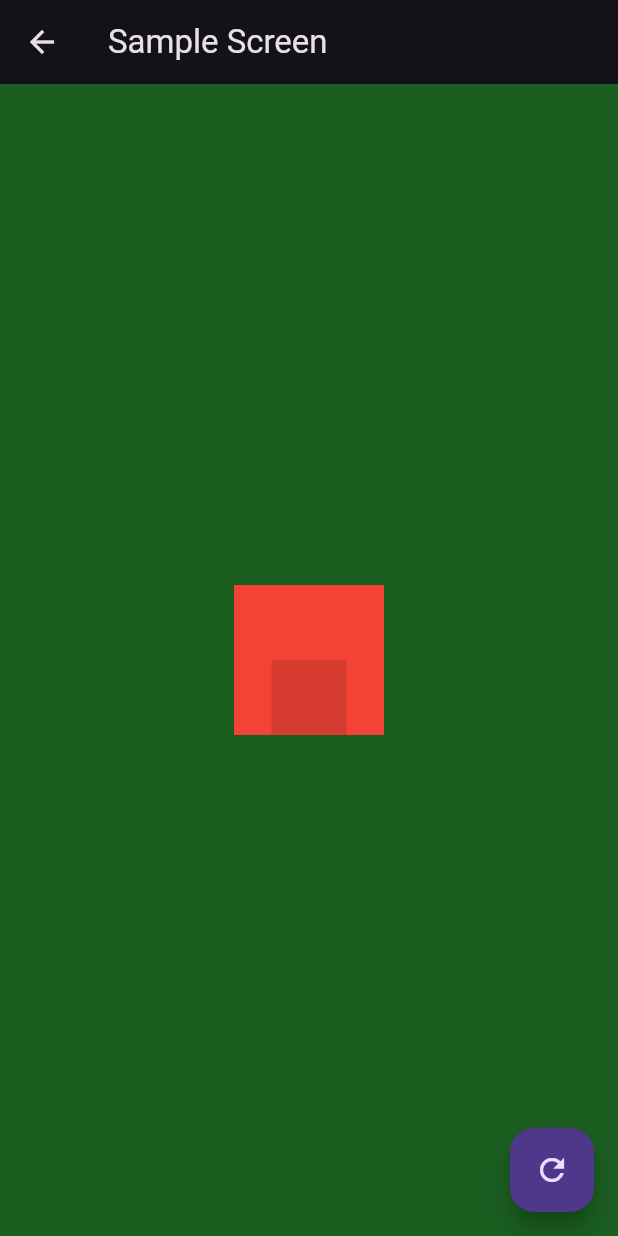
After one commit to vishnuagbly/helpful_components, a Flutter app: the HeroScreen screen opened directly, after a tap on the "refresh" icon, on a phone screen of 412 x 824 dp. The commit adds this screen. Run offline on Flutter 3.47's test engine with Material 3 defaults, Android fonts, the phone set to English and light mode, and no system bars.

Commit message:
Added s_hero

```diff
--- /dev/null
+++ b/example/lib/hero_screen.dart
@@ -0,0 +1,54 @@
+import 'package:flutter/material.dart';
+import 'package:helpful_components/helpful_components.dart';
+
+class HeroScreen extends StatefulWidget {
+  static const path = '/sample';
+
+  const HeroScreen({Key? key}) : super(key: key);
+
+  @override
+  State<HeroScreen> createState() => _HeroScreenState();
+}
+
+class _HeroScreenState extends State<HeroScreen> {
+  bool flag = false;
+  late final GlobalKey<SHeroScopeState> key;
+
+  @override
+  void initState() {
+    key = GlobalKey<SHeroScopeState>();
+    super.initState();
+  }
+
+  @override
+  Widget build(BuildContext context) {
+    return Scaffold(
+      appBar: AppBar(
+        title: const Text('Sample Screen'),
+      ),
+      body: SHeroScope(
+        key: key,
+        child: Center(
+          child: Stack(
+            children: [
+              Container(
+                key: UniqueKey(),
+                width: 100,
+                height: 100,
+                color: Colors.red,
+                child: Align(
+                  alignment: flag ? Alignment.bottomCenter : Alignment.topLeft,
+                  child: SHero(useOverlay: false, tag: 'test_tag'),
+                ),
+              ),
+            ],
+          ),
+        ),
+      ),
+      floatingActionButton: FloatingActionButton(
+        onPressed: () => setState(() => flag = !flag),
+        child: const Icon(Icons.refresh),
+      ),
+    );
+  }
+}
--- a/example/lib/home_page.dart
+++ b/example/lib/home_page.dart
@@ -1,3 +1,4 @@
+import 'package:example/hero_screen.dart';
 import 'package:example/pop_up_screen.dart';
 import 'package:flutter/material.dart';
 import 'package:helpful_components/helpful_components.dart';
@@ -48,6 +49,16 @@ class HomePage extends StatelessWidget {
                 },
                 child: const Text('Test Pop up'),
               ),
+              const SizedBox(height: 10),
+              OutlinedButton(
+                onPressed: () {
+                  Navigator.push(
+                    context,
+                    MaterialPageRoute(builder: (_) => const HeroScreen()),
+                  );
+                },
+                child: const Text('Test SHero'),
+              ),
             ],
           ),
         ),
--- a/lib/helpful_components.dart
+++ b/lib/helpful_components.dart
@@ -12,3 +12,5 @@ export 'src/loading_dialog.dart';
 export 'src/loading_screen.dart';
 export 'src/positioned_align.dart';
 export 'src/row_info.dart';
+export 'src/s_hero/s_hero_scope.dart';
+export 'src/s_hero/s_hero.dart';
--- /dev/null
+++ b/lib/src/s_hero/hero_data.dart
@@ -0,0 +1,42 @@
+import 'dart:developer';
+
+import 'package:flutter/material.dart';
+import 'package:flutter/services.dart';
+
+class HeroData {
+  final String tag;
+  final ValueNotifier<bool> inAnimation;
+  Size? size;
+  Offset? firstPosition;
+  bool isFull;
+
+  HeroData({
+    required this.tag,
+    this.size,
+    this.firstPosition,
+    bool inAnimation = false,
+    this.isFull = false,
+  }) : inAnimation = ValueNotifier<bool>(inAnimation);
+
+  void reset() {
+    isFull = false;
+    firstPosition = null;
+    size = null;
+  }
+
+  void setFirst(BuildContext firstContext) {
+    final box = firstContext.findRenderObject() as RenderBox?;
+    if (box == null) {
+      throw PlatformException(code: 'FIRST_RENDER_BOX_NOT_FOUND');
+    }
+    final key = firstContext.widget.key as GlobalKey?;
+    if (key == null) {
+      throw PlatformException(code: 'FIRST_KEY_NOT_FOUND');
+    }
+
+    size = box.size;
+    firstPosition = box.localToGlobal(Offset.zero);
+    log('set first, size: $size, firstPosition: $firstPosition',
+        name: 'HeroData');
+  }
+}
--- /dev/null
+++ b/lib/src/s_hero/s_hero.dart
@@ -0,0 +1,225 @@
+import 'dart:developer';
+
+import 'package:flutter/material.dart';
+import 'package:flutter/services.dart';
+import 'package:helpful_components/helpful_components.dart';
+
+import '../animated_in_out.dart';
+import 'hero_data.dart';
+
+class SHero extends StatefulWidget {
+  SHero({
+    GlobalKey? key,
+    this.child,
+    String? tag,
+    this.useOverlay = false,
+  })  : tag = tag ?? child.runtimeType.toString(),
+        super(key: key ?? GlobalKey());
+
+  final Widget? child;
+  final String tag;
+  final bool useOverlay;
+
+  @override
+  State<SHero> createState() => _SHeroState();
+}
+
+class _SHeroState extends State<SHero> {
+  late final ValueNotifier<bool> inAnimation;
+  late final Duration duration;
+  late Widget child;
+  late final Widget mainChild;
+  late final void Function() animationListener;
+  OverlayEntry? entry;
+
+  RenderBox? get renderBox => context.findRenderObject() as RenderBox?;
+
+  static final Widget defaultChild = Container(
+    color: Colors.black12,
+    width: 50,
+    height: 50,
+  );
+
+  void startHeroAnimation(HeroData data) {
+    log('Started Animation: ${DateTime.now()}', name: 'SHero');
+    final currentBox = renderBox;
+    if (currentBox == null) {
+      log('Cannot found box, current: $currentBox', name: 'SHero');
+      return;
+    }
+
+    final last = data.firstPosition;
+    if (last == null) {
+      throw PlatformException(
+        code: 'LAST_CHILD_POS_NOT_FOUND',
+        message: 'Cannot find last hero child position.',
+      );
+    }
+
+    var current = currentBox.localToGlobal(Offset.zero);
+    log('last pos: $last, current pos: $current', name: 'SHero');
+
+    final difference = last - current;
+    final beginningOffset = Offset(
+      difference.dx / currentBox.size.width,
+      difference.dy / currentBox.size.height,
+    );
+
+    transitionBuilder(child, animation) => SlideTransition(
+          position: Tween<Offset>(
+            begin: beginningOffset,
+            end: Offset.zero,
+          ).animate(animation),
+          child: child,
+        );
+
+    final scopeKey = SHeroScope.of(context)!.key;
+    if (!widget.useOverlay) {
+      final scopeBox = scopeKey.currentContext?.findRenderObject() as RenderBox;
+      final scopeOffset = scopeBox.localToGlobal(Offset.zero);
+      current = current - scopeOffset;
+    }
+
+    final child = Positioned(
+      top: current.dy,
+      left: current.dx,
+      child: AnimatedInOut(
+        duration: duration,
+        transitionBuilder: transitionBuilder,
+        child: mainChild,
+      ),
+    );
+
+    if (widget.useOverlay) {
+      entry = OverlayEntry(
+        builder: (context) => Stack(
+          children: [
+            child,
+          ],
+        ),
+      );
+      Overlay.of(context).insert(entry!);
+    } else {
+      scopeKey.currentState!.addPopup(widget.tag, child);
+    }
+  }
+
+  @override
+  void initState() {
+    super.initState();
+    mainChild = widget.child ?? defaultChild;
+    child = mainChild;
+
+    final scope = SHeroScope.of(context);
+    if (scope == null) {
+      throw PlatformException(
+        code: 'S_HERO_SCOPE_NOT_FOUND',
+        message: 'SHero tagged as ${widget.tag} could not find S_HERO_SCOPE.',
+      );
+    }
+
+    final animatedSwitcher =
+        context.findAncestorWidgetOfExactType<AnimatedSwitcher>();
+    if (animatedSwitcher == null) {
+      throw PlatformException(
+          code: 'ANIMATED_SWITCHER_NOT_FOUND',
+          message:
+              'SHero tagged as ${widget.tag} could not find AnimatedSwitcher.');
+    }
+
+    duration = animatedSwitcher.duration;
+    final gKey = widget.key! as GlobalKey;
+    final heroData =
+        (scope.heroes[widget.tag]?..isFull = true) ?? HeroData(tag: widget.tag);
+    inAnimation = heroData.inAnimation;
+    final isSecondSHero = heroData.isFull;
+
+    log('SHero key: $gKey', name: 'SHero');
+    log('name: ${widget.tag}', name: 'SHero');
+    log('heroData: ${scope.heroes[widget.tag]}', name: 'SHero');
+
+    if (isSecondSHero) {
+      if (heroData.size != null) {
+        child = SizedBox.fromSize(size: heroData.size!);
+      } else {
+        throw PlatformException(
+          code: 'SIZE_IS_NULL',
+          message: 'HeroData.size is null even though on second SHero',
+        );
+      }
+    } else {
+      scope.heroes[widget.tag] = heroData;
+    }
+
+    if (!isSecondSHero) {
+      WidgetsBinding.instance.addPostFrameCallback((_) {
+        heroData.setFirst(context);
+      });
+    }
+
+    animationListener = () {
+      log(
+        'called animation Listener, key: $gKey, value: '
+        '${inAnimation.value} time: ${DateTime.now()}',
+        name: 'SHero',
+      );
+      if (isSecondSHero && !inAnimation.value) {
+        heroData.reset();
+        heroData.setFirst(context);
+      }
+      WidgetsBinding.instance.addPostFrameCallback((_) {
+        if (!mounted) return;
+        setState(() {
+          if (inAnimation.value) {
+            final size = heroData.size ?? renderBox?.size;
+            if (size == null) {
+              log(
+                'Cannot find RenderBox, hence, cannot replace original SHero '
+                'child, with SizedBox.',
+                name: 'SHero',
+              );
+              throw PlatformException(code: 'RENDER_BOX_NOT_FOUND');
+            }
+            child = SizedBox.fromSize(size: size);
+          }
+        });
+      });
+    };
+
+    inAnimation.addListener(animationListener);
+
+    if (isSecondSHero) {
+      log('starting hero animation, key: $gKey', name: 'SHero');
+      WidgetsBinding.instance.addPostFrameCallback((_) {
+        inAnimation.value = true;
+        startHeroAnimation(heroData);
+        Future.delayed(duration).then((_) {
+          inAnimation.value = false;
+          WidgetsBinding.instance.addPostFrameCallback((_) {
+            setState(() {
+              child = mainChild;
+            });
+            try {
+              if (widget.useOverlay) {
+                entry?.remove();
+              } else {
+                scope.key.currentState!.removePopup(widget.tag);
+              }
+            } catch (err) {
+              log('Cannot remove entry, error: $err', name: 'SHero');
+            }
+          });
+        });
+      });
+    }
+  }
+
+  @override
+  void dispose() {
+    inAnimation.removeListener(animationListener);
+    super.dispose();
+  }
+
+  @override
+  Widget build(BuildContext context) => child;
+}
--- /dev/null
+++ b/lib/src/s_hero/s_hero_scope.dart
@@ -0,0 +1,107 @@
+import 'package:flutter/material.dart';
+
+import 'hero_data.dart';
+
+class SHeroScopeData {
+  SHeroScopeData(
+    this.key, {
+    bool value = false,
+    Map<String, HeroData>? heroes,
+  })  : inAnimation = ValueNotifier<bool>(value),
+        heroes = heroes ?? {} {
+    debugPrint('scope data key: $key');
+  }
+
+  final GlobalKey<SHeroScopeState> key;
+  final ValueNotifier<bool> inAnimation;
+  final Map<String, HeroData> heroes;
+}
+
+class _InheritedSHeroScope extends InheritedWidget {
+  final SHeroScopeData data;
+
+  const _InheritedSHeroScope({
+    Key? key,
+    required this.data,
+    required Widget child,
+  }) : super(key: key, child: child);
+
+  @override
+  bool updateShouldNotify(covariant _InheritedSHeroScope oldWidget) {
+    return oldWidget.data.key != data.key;
+  }
+}
+
+class SHeroScope extends StatefulWidget {
+  ///Wrap your widget, inside which want to show localised popups.
+  ///
+  ///As default [PopupController] object, generated or gotten inside this will
+  ///show [Popup] inside this only.
+  ///
+  ///[key] should not change when the [setState] is called for Hero Animation
+  ///trigger.
+  ///
+  ///Note:- SHeroScope will expand to take all the space available by the
+  ///Parent Widget.
+  const SHeroScope({
+    required GlobalKey<SHeroScopeState> key,
+    required this.child,
+    this.duration = const Duration(milliseconds: 100),
+  }) : super(key: key);
+
+  final Widget child;
+  final Duration duration;
+
+  @override
+  State<SHeroScope> createState() => SHeroScopeState();
+
+  static SHeroScopeData? of(BuildContext context) {
+    return context.findAncestorWidgetOfExactType<_InheritedSHeroScope>()?.data;
+  }
+}
+
+class SHeroScopeState extends State<SHeroScope> {
+  final Map<String, Widget> popups = {};
+  late final SHeroScopeData data;
+
+  void addPopup(String id, Widget popup) {
+    setState(() {
+      popups[id] = popup;
+    });
+  }
+
+  void removePopup(String id) {
+    setState(() {
+      popups.remove(id);
+    });
+  }
+
+  @override
+  void initState() {
+    data = SHeroScopeData(widget.key as GlobalKey<SHeroScopeState>);
+    super.initState();
+  }
+
+  @override
+  Widget build(BuildContext context) {
+    return _InheritedSHeroScope(
+      data: data,
+      child: AnimatedSwitcher(
+        duration: widget.duration,
+        child: Container(
+          color: Colors.green[900],
+          child: Stack(
+            children: [
+              SizedBox(
+                height: double.infinity,
+                width: double.infinity,
+                child: widget.child,
+              ),
+              ...popups.values,
+            ],
+          ),
+        ),
+      ),
+    );
+  }
+}
```
